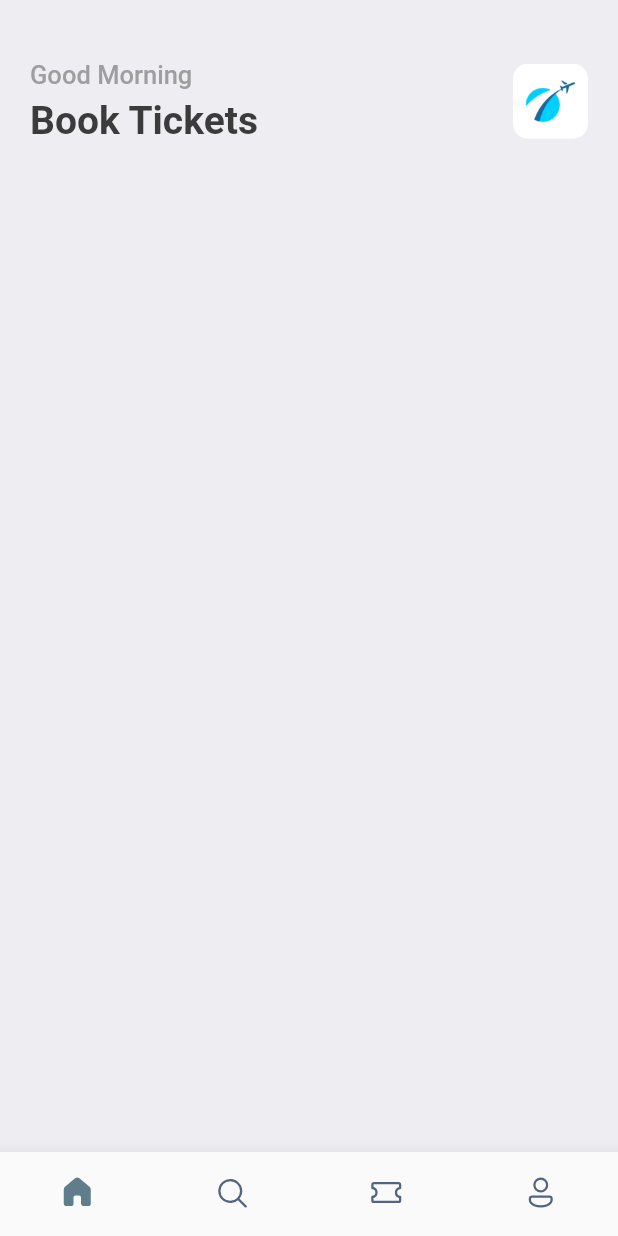
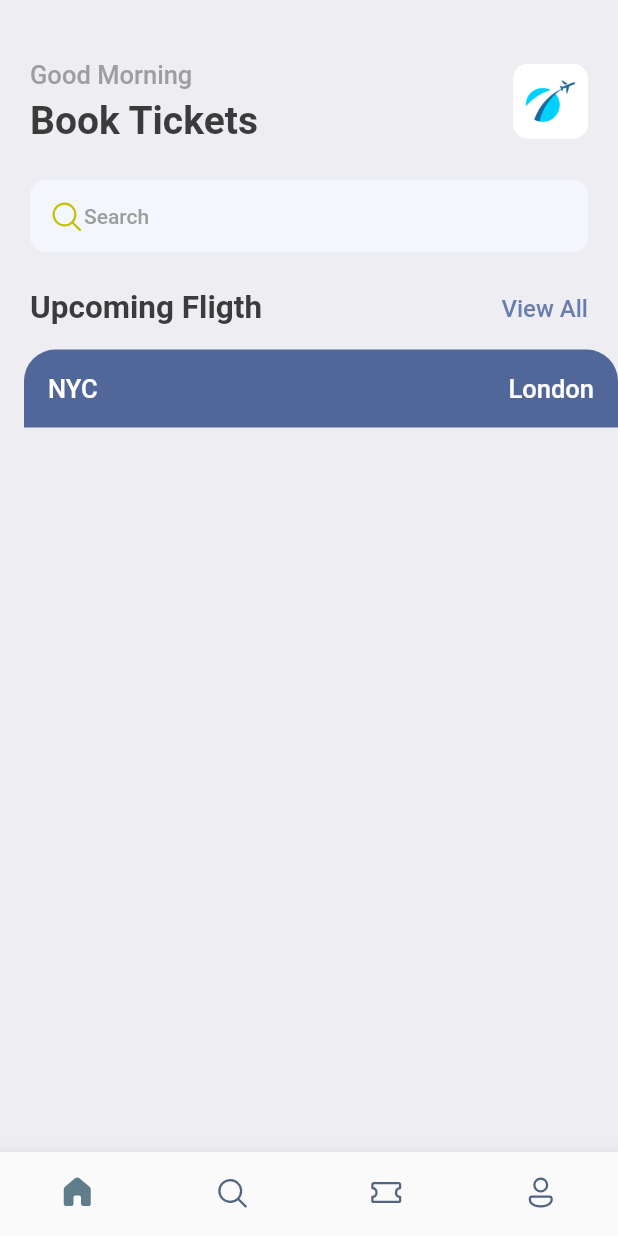
Before and after one commit to FilipeH14/booktickets, a Flutter app: the screen it shows after launch, on a phone screen of 412 x 824 dp. Run offline on Flutter 3.47's test engine with Material 2 defaults, Android fonts, the phone set to English and light mode, and no system bars; our stand-ins replace fluentui_icons, gap.

Commit message:
configuração de text field e da primeira parte de voo

```diff
--- a/lib/screens/home_screen.dart
+++ b/lib/screens/home_screen.dart
@@ -1,4 +1,6 @@
+import 'package:booktickets/screens/ticket_view.dart';
 import 'package:booktickets/utils/app_styles.dart';
+import 'package:fluentui_icons/fluentui_icons.dart';
 import 'package:flutter/material.dart';
 import 'package:gap/gap.dart';
 
@@ -46,10 +48,50 @@ class HomeScreen extends StatelessWidget {
                     ),
                     // Image.asset('assets/images/img_1.png'),
                   ],
-                )
+                ),
+                const Gap(25),
+                Container(
+                  decoration: BoxDecoration(
+                    borderRadius: BorderRadius.circular(10),
+                    color: const Color(0xFFF4F6FD),
+                  ),
+                  padding:
+                      const EdgeInsets.symmetric(horizontal: 12, vertical: 12),
+                  child: Row(
+                    children: [
+                      const Icon(
+                        FluentSystemIcons.ic_fluent_search_regular,
+                        color: Color(0xFFBFC205),
+                      ),
+                      Text(
+                        'Search',
+                        style: Styles.headLineStyle4,
+                      ),
+                    ],
+                  ),
+                ),
+                const Gap(25),
+                Row(
+                  mainAxisAlignment: MainAxisAlignment.spaceBetween,
+                  children: [
+                    Text(
+                      'Upcoming Fligth',
+                      style: Styles.headLineStyle2,
+                    ),
+                    InkWell(
+                      child: Text(
+                        'View All',
+                        style: Styles.textStyle.copyWith(color: Styles.primaryColor),
+                      ),
+                      onTap: () => print('You are tap!!'),
+                    ),
+                  ],
+                ),
               ],
             ),
           ),
+          const Gap(15),
+          const TicketView(),
         ],
       ),
     );
--- /dev/null
+++ b/lib/screens/ticket_view.dart
@@ -0,0 +1,52 @@
+import 'package:booktickets/utils/app_layout.dart';
+import 'package:booktickets/utils/app_styles.dart';
+import 'package:flutter/material.dart';
+
+class TicketView extends StatelessWidget {
+  const TicketView({Key? key}) : super(key: key);
+
+  @override
+  Widget build(BuildContext context) {
+    final size = AppLayout.getSize(context);
+    return SizedBox(
+      width: size.width,
+      height: 200,
+      child: Container(
+        margin: const EdgeInsets.only(left: 16),
+        child: Column(
+          children: [
+            Container(
+              padding: const EdgeInsets.all(16),
+              decoration: const BoxDecoration(
+                color: Color(0xFF526799),
+                borderRadius: BorderRadius.only(
+                  topLeft: Radius.circular(21),
+                  topRight: Radius.circular(21),
+                ),
+              ),
+              child: Column(
+                children: [
+                  Row(
+                    children: [
+                      Text(
+                        'NYC',
+                        style:
+                            Styles.headLineStyle3.copyWith(color: Colors.white),
+                      ),
+                      const Spacer(),
+                      Text(
+                        'London',
+                        style:
+                            Styles.headLineStyle3.copyWith(color: Colors.white),
+                      ),
+                    ],
+                  ),
+                ],
+              ),
+            ),
+          ],
+        ),
+      ),
+    );
+  }
+}
--- /dev/null
+++ b/lib/utils/app_layout.dart
@@ -0,0 +1,7 @@
+import 'package:flutter/cupertino.dart';
+
+class AppLayout {
+  static getSize(BuildContext context) {
+    return MediaQuery.of(context).size;
+  }
+}
```
